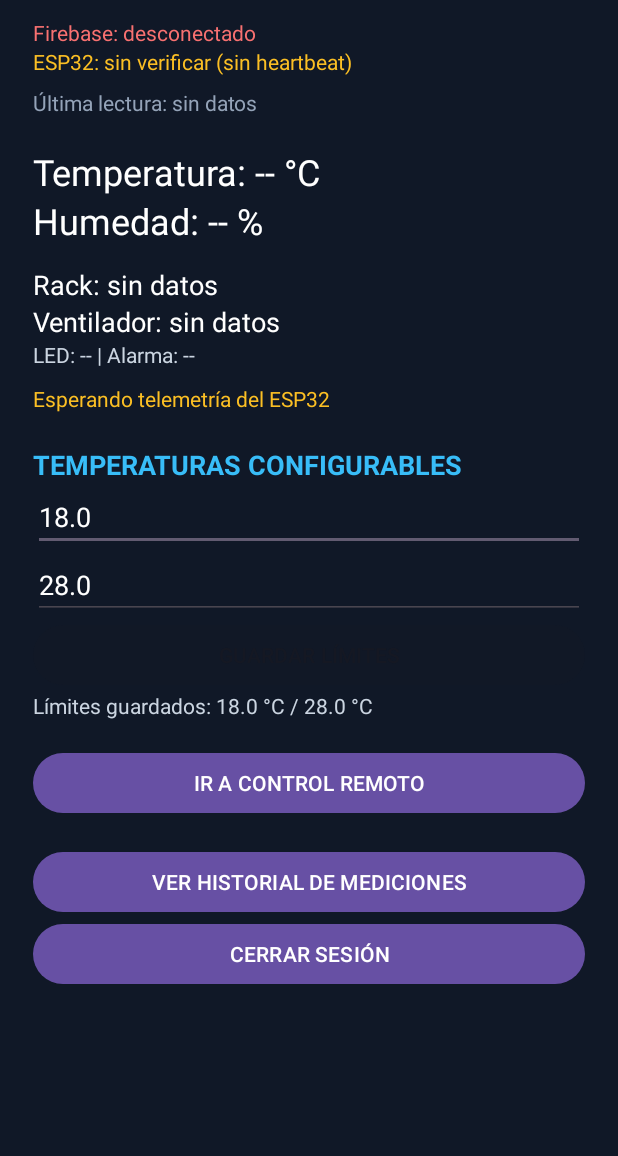
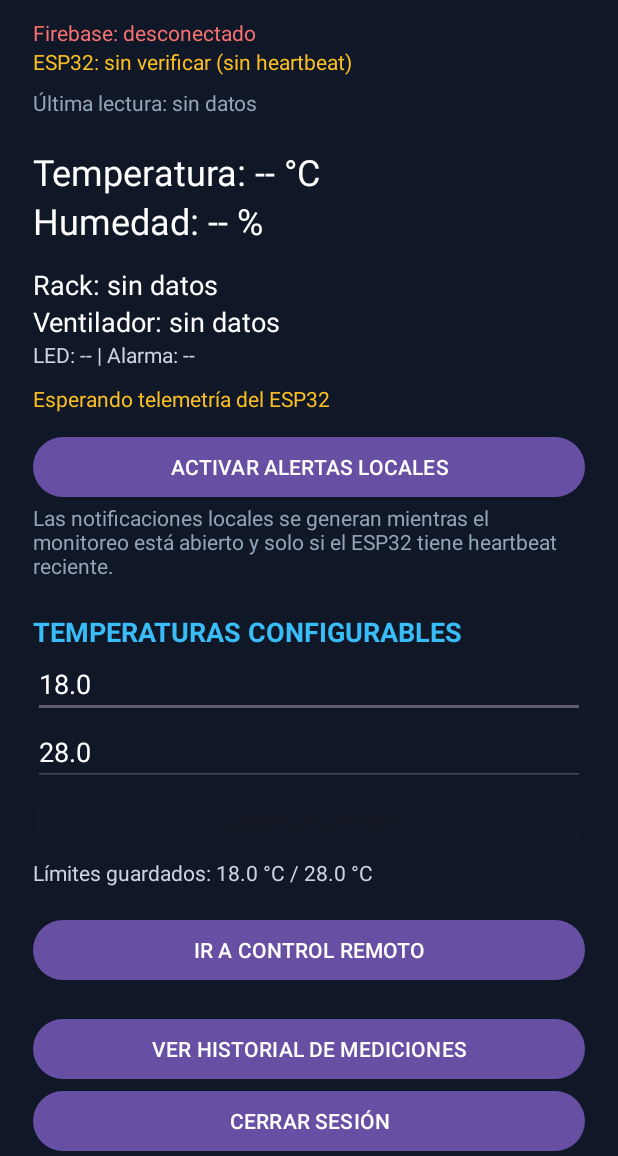
Before and after one commit to Jorge1896/ServerGuardIoT, an Android app: the screen it shows after launch once a user with an empty profile is signed in (DashboardActivity), on a phone screen of 412 x 824 dp, the part 80-1236 px from its top. Run offline under Robolectric (Android 15) with nearby library versions, the phone set to English and light mode, and no system bars; our stand-ins replace Firebase (no records; nobody signed in at launch, a user with empty details on screens opened directly).

Commit message:
feat(ui): opt-in dashboard notification toggle and scope explanation

```diff
--- a/app/src/main/res/layout/activity_dashboard.xml
+++ b/app/src/main/res/layout/activity_dashboard.xml
@@ -34,6 +34,12 @@
   <TextView android:id="@+id/txtAlerta" android:layout_width="match_parent"
    android:layout_height="wrap_content" android:text="Esperando telemetría"
    android:textColor="#FBBF24" android:layout_marginTop="10dp"/>
+  <Button android:id="@+id/btnNotificaciones" android:layout_width="match_parent"
+   android:layout_height="wrap_content" android:text="ACTIVAR ALERTAS LOCALES"
+   android:layout_marginTop="12dp"/>
+  <TextView android:layout_width="match_parent" android:layout_height="wrap_content"
+   android:text="Las notificaciones locales se generan mientras el monitoreo está abierto y solo si el ESP32 tiene heartbeat reciente."
+   android:textColor="#94A3B8"/>
   <TextView android:layout_width="match_parent" android:layout_height="wrap_content"
    android:text="TEMPERATURAS CONFIGURABLES" android:textSize="18sp"
    android:textColor="#38BDF8" android:textStyle="bold" android:layout_marginTop="22dp"/>
```
